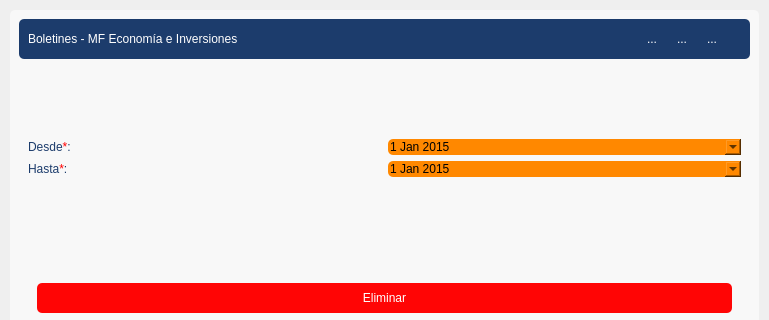
First picture: the form in ui_files/eliminar_widget.ui, repository emaggi993/exportaciones_bcp, before the edit; both pictures show x 0 to 769 and y 0 to 320 of the 769 by 488 pixel window.
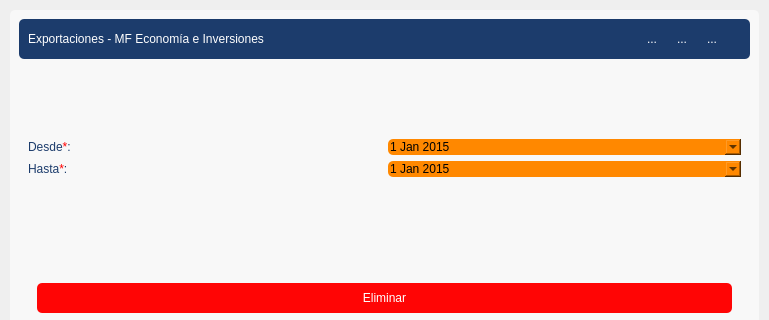
Second picture: the form after the edit. Icons and pictures are not drawn.

Commit message: cambios en titulo de interfaz agregar, eliminar

What changed in the file:
```diff
--- a/ui_files/eliminar_widget.ui
+++ b/ui_files/eliminar_widget.ui
@@ -96,7 +96,7 @@
             <item>
              <widget class="QLabel" name="title_label">
               <property name="text">
-               <string>Boletines - MF Economía e Inversiones</string>
+               <string>&lt;html&gt;&lt;head/&gt;&lt;body&gt;&lt;p&gt;Exportaciones - MF Economía e Inversiones&lt;/p&gt;&lt;/body&gt;&lt;/html&gt;</string>
               </property>
              </widget>
             </item>
```
Left out of the diff: 8 changed lines with no effect on the pictures. The commit also changes 3 other files.
